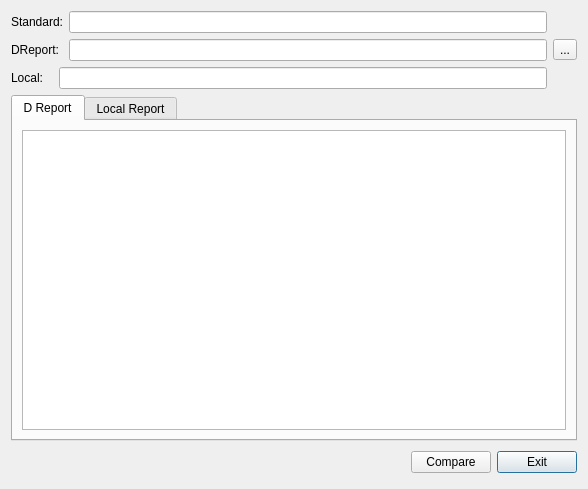
davyqin/helpcbb, file gui/mainDialog.ui: the form before one commit.
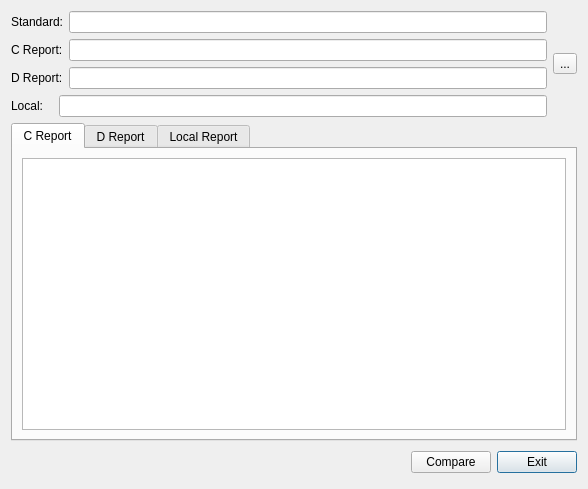
The form after the commit.

The edit to the form file:
```diff
--- a/gui/mainDialog.ui
+++ b/gui/mainDialog.ui
@@ -36,12 +36,26 @@
          </item>
         </layout>
        </item>
+       <item>
+        <layout class="QHBoxLayout" name="horizontalLayout_7">
+         <item>
+          <widget class="QLabel" name="label_3">
+           <property name="text">
+            <string>C Report:</string>
+           </property>
+          </widget>
+         </item>
+         <item>
+          <widget class="QLineEdit" name="cReportLineEdit"/>
+         </item>
+        </layout>
+       </item>
        <item>
         <layout class="QHBoxLayout" name="horizontalLayout_5">
          <item>
           <widget class="QLabel" name="label_4">
            <property name="text">
-            <string>DReport: </string>
+            <string>D Report:</string>
            </property>
           </widget>
          </item>
@@ -84,7 +98,17 @@
      <property name="currentIndex">
       <number>0</number>
      </property>
-     <widget class="QWidget" name="tab">
+     <widget class="QWidget" name="cReportTab">
+      <attribute name="title">
+       <string>C Report</string>
+      </attribute>
+      <layout class="QHBoxLayout" name="horizontalLayout_8">
+       <item>
+        <widget class="QTextEdit" name="cResultEdit"/>
+       </item>
+      </layout>
+     </widget>
+     <widget class="QWidget" name="dReportTab">
       <attribute name="title">
        <string>D Report</string>
       </attribute>
```
